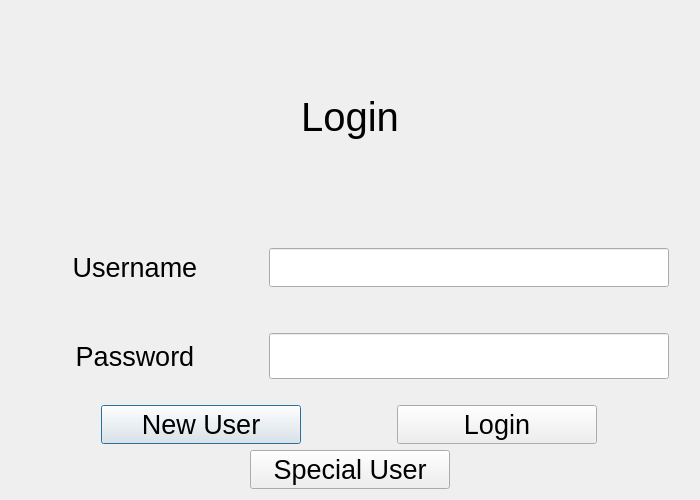
Qt form login.ui (mdsakilkhan/CSC32200-Project) before a commit.
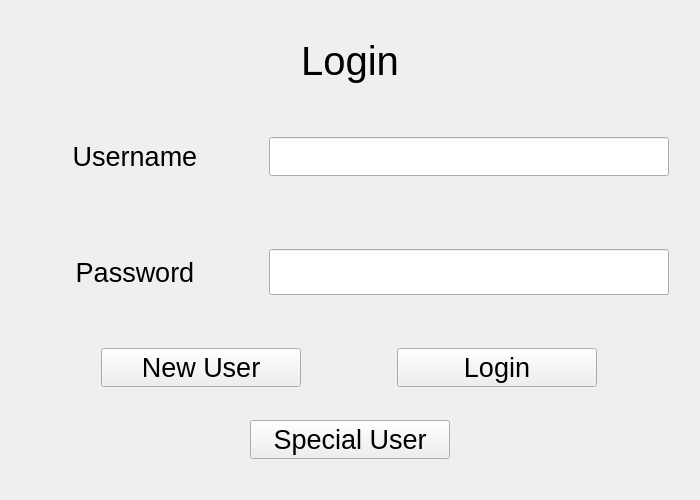
The same form after that commit.

Patch:
```diff
--- a/login.ui
+++ b/login.ui
@@ -11,11 +11,23 @@
    </rect>
   </property>
   <property name="sizePolicy">
-   <sizepolicy hsizetype="Fixed" vsizetype="Fixed">
+   <sizepolicy hsizetype="Maximum" vsizetype="Maximum">
     <horstretch>0</horstretch>
     <verstretch>0</verstretch>
    </sizepolicy>
   </property>
+  <property name="minimumSize">
+   <size>
+    <width>700</width>
+    <height>500</height>
+   </size>
+  </property>
+  <property name="maximumSize">
+   <size>
+    <width>700</width>
+    <height>500</height>
+   </size>
+  </property>
   <property name="windowTitle">
    <string>Dialog</string>
   </property>
@@ -23,8 +35,14 @@
    <string notr="true"/>
   </property>
   <layout class="QVBoxLayout" name="verticalLayout">
-   <item>
+   <item alignment="Qt::AlignHCenter">
     <widget class="QLabel" name="label">
+     <property name="sizePolicy">
+      <sizepolicy hsizetype="Fixed" vsizetype="Fixed">
+       <horstretch>0</horstretch>
+       <verstretch>0</verstretch>
+      </sizepolicy>
+     </property>
      <property name="font">
       <font>
        <pointsize>30</pointsize>
@@ -160,6 +178,9 @@
        <property name="text">
         <string>New User</string>
        </property>
+       <property name="autoDefault">
+        <bool>false</bool>
+       </property>
       </widget>
      </item>
      <item>
@@ -184,6 +205,9 @@
        <property name="text">
         <string>Login</string>
        </property>
+       <property name="autoDefault">
+        <bool>false</bool>
+       </property>
       </widget>
      </item>
     </layout>
@@ -216,6 +240,9 @@
      <property name="text">
       <string>Special User</string>
      </property>
+     <property name="autoDefault">
+      <bool>false</bool>
+     </property>
     </widget>
    </item>
   </layout>
```
